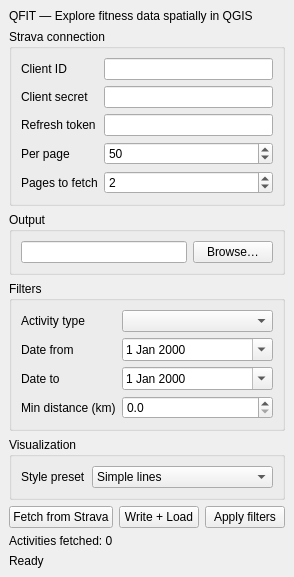
Above: qfit_dockwidget_base.ui from ebelo/qfit before the change. Below: the same form after it.
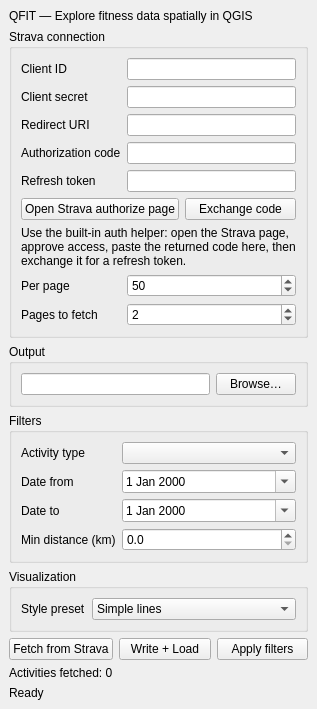
That is the form after the change.

Commit message: Add Strava auth helper and packaging workflow

The edit to the form file:
```diff
--- a/qfit_dockwidget_base.ui
+++ b/qfit_dockwidget_base.ui
@@ -23,16 +23,96 @@
        <string>Strava connection</string>
       </property>
       <layout class="QFormLayout" name="credentialsLayout">
-       <item row="0" column="0"><widget class="QLabel" name="clientIdLabel"><property name="text"><string>Client ID</string></property></widget></item>
-       <item row="0" column="1"><widget class="QLineEdit" name="clientIdLineEdit"/></item>
-       <item row="1" column="0"><widget class="QLabel" name="clientSecretLabel"><property name="text"><string>Client secret</string></property></widget></item>
-       <item row="1" column="1"><widget class="QLineEdit" name="clientSecretLineEdit"><property name="echoMode"><enum>QLineEdit::Password</enum></property></widget></item>
-       <item row="2" column="0"><widget class="QLabel" name="refreshTokenLabel"><property name="text"><string>Refresh token</string></property></widget></item>
-       <item row="2" column="1"><widget class="QLineEdit" name="refreshTokenLineEdit"><property name="echoMode"><enum>QLineEdit::Password</enum></property></widget></item>
-       <item row="3" column="0"><widget class="QLabel" name="perPageLabel"><property name="text"><string>Per page</string></property></widget></item>
-       <item row="3" column="1"><widget class="QSpinBox" name="perPageSpinBox"><property name="minimum"><number>1</number></property><property name="maximum"><number>200</number></property><property name="value"><number>50</number></property></widget></item>
-       <item row="4" column="0"><widget class="QLabel" name="maxPagesLabel"><property name="text"><string>Pages to fetch</string></property></widget></item>
-       <item row="4" column="1"><widget class="QSpinBox" name="maxPagesSpinBox"><property name="minimum"><number>1</number></property><property name="maximum"><number>20</number></property><property name="value"><number>2</number></property></widget></item>
+       <item row="0" column="0">
+        <widget class="QLabel" name="clientIdLabel">
+         <property name="text"><string>Client ID</string></property>
+        </widget>
+       </item>
+       <item row="0" column="1">
+        <widget class="QLineEdit" name="clientIdLineEdit"/>
+       </item>
+       <item row="1" column="0">
+        <widget class="QLabel" name="clientSecretLabel">
+         <property name="text"><string>Client secret</string></property>
+        </widget>
+       </item>
+       <item row="1" column="1">
+        <widget class="QLineEdit" name="clientSecretLineEdit">
+         <property name="echoMode"><enum>QLineEdit::Password</enum></property>
+        </widget>
+       </item>
+       <item row="2" column="0">
+        <widget class="QLabel" name="redirectUriLabel">
+         <property name="text"><string>Redirect URI</string></property>
+        </widget>
+       </item>
+       <item row="2" column="1">
+        <widget class="QLineEdit" name="redirectUriLineEdit"/>
+       </item>
+       <item row="3" column="0">
+        <widget class="QLabel" name="authCodeLabel">
+         <property name="text"><string>Authorization code</string></property>
+        </widget>
+       </item>
+       <item row="3" column="1">
+        <widget class="QLineEdit" name="authCodeLineEdit"/>
+       </item>
+       <item row="4" column="0">
+        <widget class="QLabel" name="refreshTokenLabel">
+         <property name="text"><string>Refresh token</string></property>
+        </widget>
+       </item>
+       <item row="4" column="1">
+        <widget class="QLineEdit" name="refreshTokenLineEdit">
+         <property name="echoMode"><enum>QLineEdit::Password</enum></property>
+        </widget>
+       </item>
+       <item row="5" column="0" colspan="2">
+        <layout class="QHBoxLayout" name="oauthButtonsLayout">
+         <item>
+          <widget class="QPushButton" name="openAuthorizeButton">
+           <property name="text"><string>Open Strava authorize page</string></property>
+          </widget>
+         </item>
+         <item>
+          <widget class="QPushButton" name="exchangeCodeButton">
+           <property name="text"><string>Exchange code</string></property>
+          </widget>
+         </item>
+        </layout>
+       </item>
+       <item row="6" column="0" colspan="2">
+        <widget class="QLabel" name="authHelpLabel">
+         <property name="text">
+          <string>Use the built-in auth helper: open the Strava page, approve access, paste the returned code here, then exchange it for a refresh token.</string>
+         </property>
+         <property name="wordWrap"><bool>true</bool></property>
+        </widget>
+       </item>
+       <item row="7" column="0">
+        <widget class="QLabel" name="perPageLabel">
+         <property name="text"><string>Per page</string></property>
+        </widget>
+       </item>
+       <item row="7" column="1">
+        <widget class="QSpinBox" name="perPageSpinBox">
+         <property name="minimum"><number>1</number></property>
+         <property name="maximum"><number>200</number></property>
+         <property name="value"><number>50</number></property>
+        </widget>
+       </item>
+       <item row="8" column="0">
+        <widget class="QLabel" name="maxPagesLabel">
+         <property name="text"><string>Pages to fetch</string></property>
+        </widget>
+       </item>
+       <item row="8" column="1">
+        <widget class="QSpinBox" name="maxPagesSpinBox">
+         <property name="minimum"><number>1</number></property>
+         <property name="maximum"><number>20</number></property>
+         <property name="value"><number>2</number></property>
+        </widget>
+       </item>
       </layout>
      </widget>
     </item>
```
The commit also changes 8 other files.
